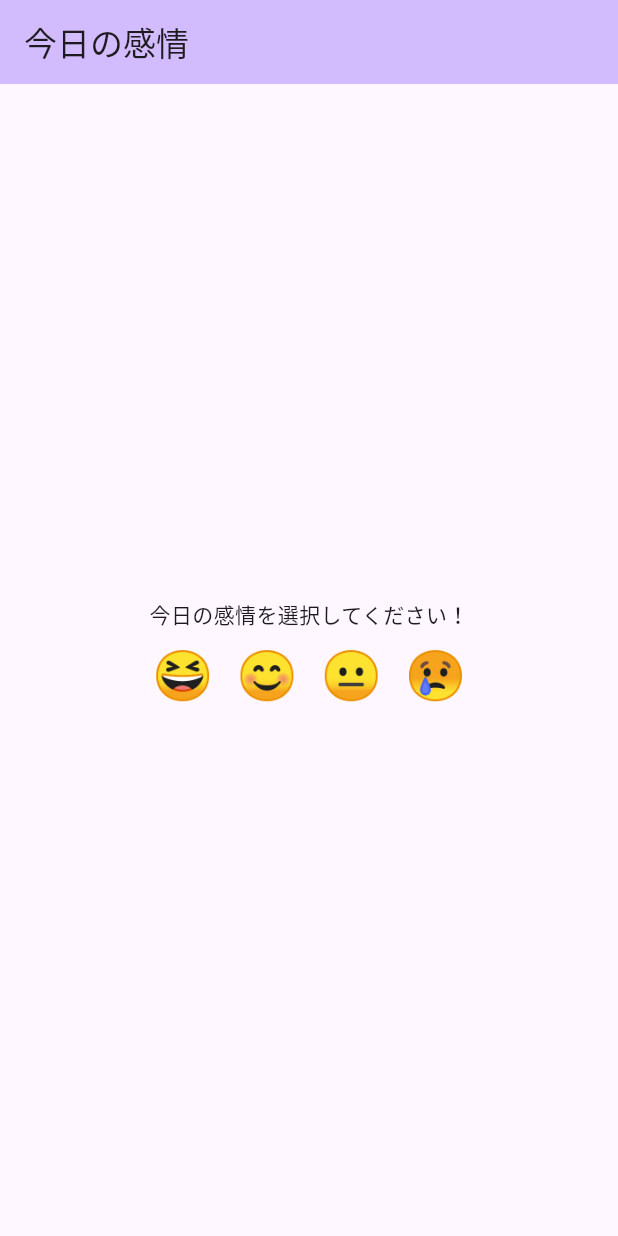
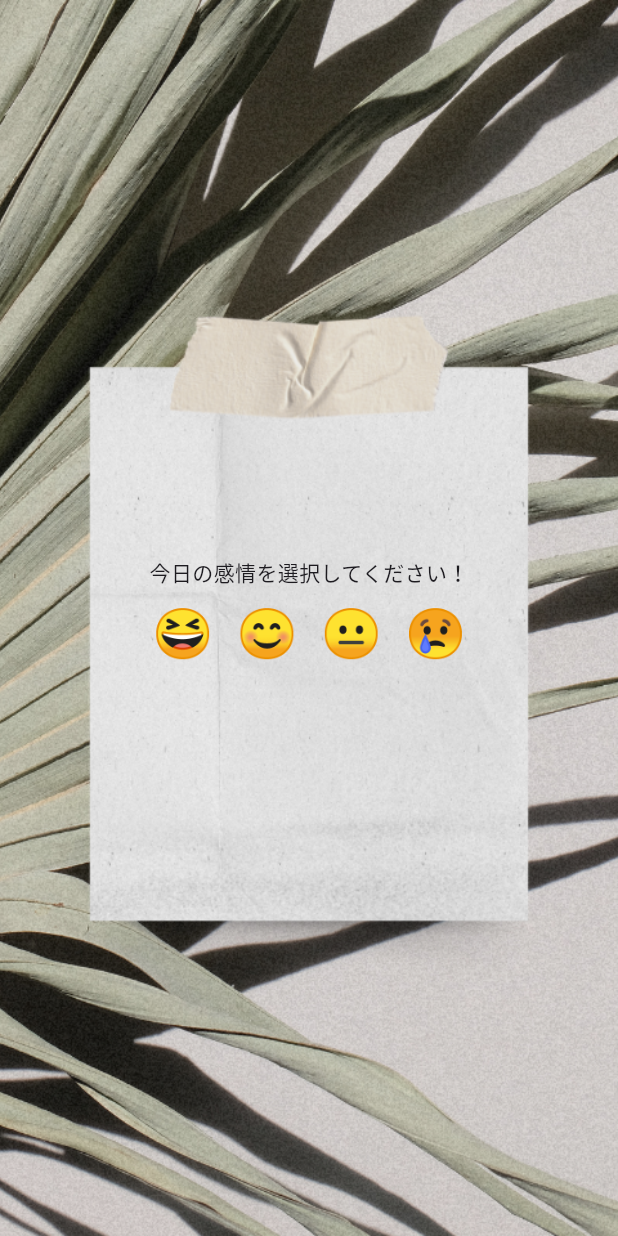
Before and after one commit to lenayoo/emotion_tracker, a Flutter app: the screen it shows after launch, on a phone screen of 412 x 824 dp. Run offline on Flutter 3.47's test engine with Material 3 defaults, Android fonts, the phone set to English and light mode, and no system bars.

Commit message:
add new bg

```diff
--- a/lib/main.dart
+++ b/lib/main.dart
@@ -35,11 +35,14 @@ class _EmotionHomeState extends State<EmotionHome> {
   @override
   Widget build(BuildContext context) {
     return Scaffold(
-      appBar: AppBar(
-        backgroundColor: Theme.of(context).colorScheme.inversePrimary,
-        title: const Text("今日の感情"),
+      body: Container(
+        decoration: const BoxDecoration(
+          image: DecorationImage(
+            image: AssetImage("assets/images/bg_emotion.png"),
+            fit: BoxFit.cover,
           ),
-      body: Column(
+        ),
+        child: Column(
           mainAxisAlignment: MainAxisAlignment.center,
           children: [
             Text("今日の感情を選択してください！"),
@@ -58,6 +61,7 @@ class _EmotionHomeState extends State<EmotionHome> {
             if (_selectedEmotion != null) Text("選択された感情: $_selectedEmotion"),
           ],
         ),
+      ),
     );
   }
 }
```
Also changed, not shown: pubspec.yaml (+3 -5 lines), assets/images/bg_emotion.png (added). Lines whose indentation alone changed are shown as unchanged.
